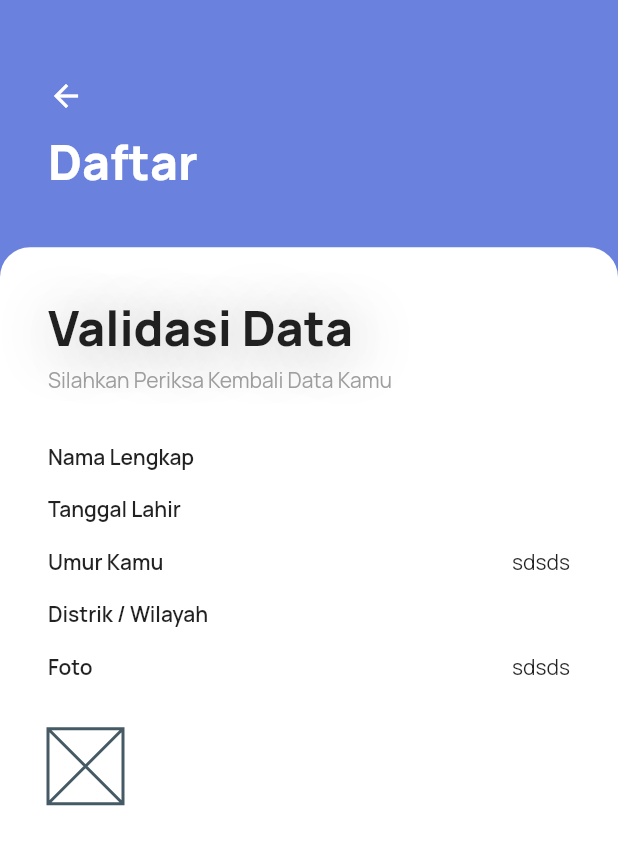
After one commit to makbar666/srisuntari-mobileapp, a Flutter app: the ValidatePage screen opened directly, on a phone screen of 412 x 824 dp. The commit adds this screen. Shown: the top 845 px of the screen. Run offline on Flutter 3.47's test engine with Material 2 defaults, Android fonts, the phone set to English and light mode, and no system bars; our stand-ins replace file_picker, shared_preferences; accounts and stored records are empty.

Commit message:
update Register Page

```diff
--- /dev/null
+++ b/lib/register/validate_page.dart
@@ -0,0 +1,205 @@
+import 'dart:io';
+
+import 'package:flutter/material.dart';
+import 'package:shared_preferences/shared_preferences.dart';
+import 'package:intl/intl.dart';
+
+class ValidatePage extends StatefulWidget {
+  const ValidatePage({super.key});
+
+  @override
+  State<ValidatePage> createState() => _ValidatePageState();
+}
+
+class _ValidatePageState extends State<ValidatePage> {
+  String namaLengkap = '';
+  String tanggalLahir = '';
+  String wilayah = '';
+  String? gambarPath;
+
+  @override
+  void initState() {
+    super.initState();
+    loadSavedData();
+    loadGambarPath();
+  }
+
+  Future<void> loadGambarPath() async {
+    SharedPreferences prefs = await SharedPreferences.getInstance();
+    setState(() {
+      gambarPath = prefs.getString('gambarPath');
+      print("Path gambar: $gambarPath");
+    });
+  }
+
+  Future<void> loadSavedData() async {
+    SharedPreferences prefs = await SharedPreferences.getInstance();
+    setState(() {
+      namaLengkap = prefs.getString('namaLengkap') ?? '';
+      tanggalLahir = prefs.getString('tanggalLahir') ?? '';
+      wilayah = prefs.getString('wilayah') ?? '';
+    });
+  }
+
+  @override
+  Widget build(BuildContext context) {
+    return Scaffold(
+        backgroundColor: Color(0xFF6B81DE),
+        body: Stack(
+          children: [
+            Positioned(
+              top: 0,
+              left: 0,
+              right: 0,
+              child: Container(
+                alignment: Alignment.centerLeft,
+                padding: EdgeInsets.only(left: 32.0, top: 52.0),
+                child: Column(
+                  crossAxisAlignment: CrossAxisAlignment
+                      .start, // Mengatur ikon dan teks sejajar ke kiri
+                  children: [
+                    InkWell(
+                      onTap: () {
+                        Navigator.pop(context);
+                      },
+                      child: Icon(
+                        Icons.arrow_back,
+                        color: Colors.white,
+                      ),
+                    ),
+                    SizedBox(height: 10),
+                    Text(
+                      "Daftar",
+                      style: TextStyle(
+                        fontFamily: 'Manrope',
+                        fontSize: 32,
+                        fontWeight: FontWeight.bold,
+                        color: Colors.white,
+                      ),
+                    ),
+                  ],
+                ),
+              ),
+            ),
+            Positioned(
+                bottom: 0,
+                left: 0,
+                right: 0,
+                child: Container(
+                  height: MediaQuery.of(context).size.height * 0.8,
+                  decoration: BoxDecoration(
+                    color: Colors.white, // Warna latar belakang putih
+                    borderRadius: BorderRadius.only(
+                      topLeft:
+                          Radius.circular(20.0), // Ubah radius sesuai keinginan
+                      topRight:
+                          Radius.circular(20.0), // Ubah radius sesuai keinginan
+                    ),
+                  ),
+                  child: Padding(
+                      padding: EdgeInsets.all(32.0),
+                      child: Column(
+                        crossAxisAlignment: CrossAxisAlignment.start,
+                        children: [
+                          Text(
+                            "Validasi Data",
+                            style: TextStyle(
+                              fontFamily: 'Manrope',
+                              fontSize: 32,
+                              fontWeight: FontWeight.bold,
+                              shadows: [
+                                Shadow(
+                                  blurRadius: 50.0,
+                                  color: Colors.grey,
+                                  offset: Offset(3.0, 3.0),
+                                ),
+                              ],
+                            ),
+                          ),
+                          SizedBox(height: 3),
+                          Text(
+                            "Silahkan Periksa Kembali Data Kamu",
+                            style: TextStyle(
+                              fontSize: 14,
+                              color: Colors.grey,
+                            ),
+                          ),
+                          SizedBox(height: 32),
+                          Row(
+                            children: [
+                              Text('Nama Lengkap',
+                                  style: TextStyle(
+                                    fontWeight: FontWeight.w600,
+                                  )),
+                              Spacer(),
+                              Text(wilayah),
+                            ],
+                          ),
+                          SizedBox(height: 16),
+                          Row(
+                            children: [
+                              Text('Tanggal Lahir',
+                                  style: TextStyle(
+                                    fontWeight: FontWeight.w600,
+                                  )),
+                              Spacer(),
+                              // Text(
+                              //   tanggalLahir != null
+                              //       ? DateFormat('dd-MM-yyyy')
+                              //           .format(DateTime.parse(tanggalLahir))
+                              //       : '',
+                              // ),
+                            ],
+                          ),
+                          SizedBox(height: 16),
+                          Row(
+                            children: [
+                              Text('Umur Kamu',
+                                  style: TextStyle(
+                                    fontWeight: FontWeight.w600,
+                                  )),
+                              Spacer(),
+                              Text('sdsds'),
+                            ],
+                          ),
+                          SizedBox(height: 16),
+                          Row(
+                            children: [
+                              Text('Distrik / Wilayah',
+                                  style: TextStyle(
+                                    fontWeight: FontWeight.w600,
+                                  )),
+                              Spacer(),
+                              Text(wilayah),
+                            ],
+                          ),
+                          SizedBox(height: 16),
+                          Row(
+                            children: [
+                              Text('Foto',
+                                  style: TextStyle(
+                                    fontWeight: FontWeight.w600,
+                                  )),
+                              Spacer(),
+                              Text('sdsds'),
+                            ],
+                          ),
+                          SizedBox(height: 32),
+                          // image dari path gambar
+                          Container(
+                            width: 50,
+                            height: 50,
+                            child: gambarPath != null
+                                ? Image.file(
+                                    File(gambarPath!),
+                                    fit: BoxFit.cover,
+                                  )
+                                : Placeholder(),
+                          )
+                        ],
+                      )),
+                ))
+          ],
+        ));
+  }
+}
--- a/pubspec.yaml
+++ b/pubspec.yaml
@@ -35,6 +35,10 @@ dependencies:
   # Use with the CupertinoIcons class for iOS style icons.
   cupertino_icons: ^1.0.2
   file_picker: ^5.5.0
+  shared_preferences: ^2.2.1
+  intl: ^0.18.1
+  path_provider: ^2.1.1
+  image_picker: ^1.0.4
 
 dev_dependencies:
   flutter_test:
```
Also changed, not shown: lib/models/user_data.dart (added, +13 -0 lines), lib/register/register_page.dart (+82 -22 lines), pubspec.lock, 5 other files.
